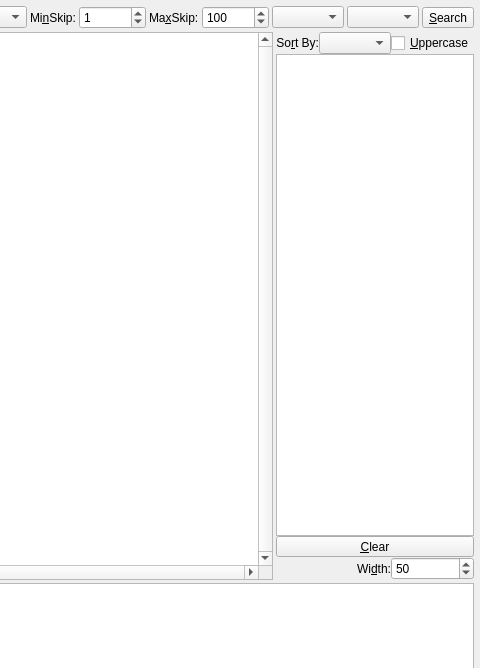
First picture: the form in programs/ELSSearch/ELSSearchMainWindow.ui, repository dewhisna/KingJamesPureBibleSearch, before the edit; both pictures show x 544 to 1024 and y 0 to 668 of the 1024 by 800 pixel window.
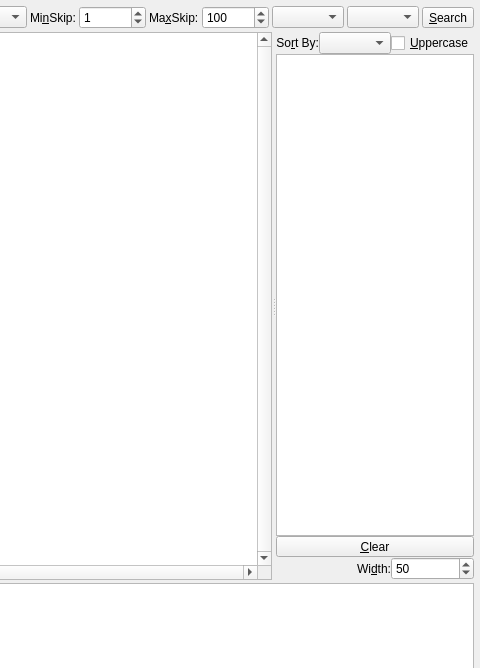
Second picture: the form after the edit.

Commit message: Create splitter between the LetterMatrix and ELSResults.

```diff
--- a/programs/ELSSearch/ELSSearchMainWindow.ui
+++ b/programs/ELSSearch/ELSSearchMainWindow.ui
@@ -14,7 +14,10 @@
    <string>KJPBS Equidistant/Fibonacci Letter Sequence Search</string>
   </property>
   <widget class="QWidget" name="centralwidget">
-   <layout class="QGridLayout" name="gridLayout">
+   <layout class="QVBoxLayout" name="verticalLayout">
+    <property name="spacing">
+     <number>3</number>
+    </property>
     <property name="leftMargin">
      <number>6</number>
     </property>
@@ -27,10 +30,7 @@
     <property name="bottomMargin">
      <number>3</number>
     </property>
-    <property name="spacing">
-     <number>3</number>
-    </property>
-    <item row="0" column="0" colspan="2">
+    <item>
      <layout class="QHBoxLayout" name="horizontalLayout">
       <item>
        <widget class="QLabel" name="lblWords">
@@ -131,7 +131,17 @@
       </item>
      </layout>
     </item>
-    <item row="1" column="0">
+    <item>
+     <widget class="QSplitter" name="splitterELSResults">
+      <property name="sizePolicy">
+       <sizepolicy hsizetype="Expanding" vsizetype="Expanding">
+        <horstretch>10</horstretch>
+        <verstretch>10</verstretch>
+       </sizepolicy>
+      </property>
+      <property name="orientation">
+       <enum>Qt::Horizontal</enum>
+      </property>
      <widget class="QTableView" name="tvLetterMatrix">
       <property name="sizePolicy">
        <sizepolicy hsizetype="Expanding" vsizetype="Expanding">
@@ -170,8 +180,6 @@
        <bool>false</bool>
       </attribute>
      </widget>
-    </item>
-    <item row="1" column="1">
      <widget class="QFrame" name="frameELSResults">
       <property name="sizePolicy">
        <sizepolicy hsizetype="MinimumExpanding" vsizetype="Expanding">
@@ -332,8 +340,9 @@
        </item>
       </layout>
      </widget>
+     </widget>
     </item>
-    <item row="2" column="0" colspan="2">
+    <item>
      <widget class="QPlainTextEdit" name="editSearchLog">
       <property name="readOnly">
        <bool>true</bool>
```
Lines whose indentation alone changed are shown as unchanged. The commit also changes 1 other file.
